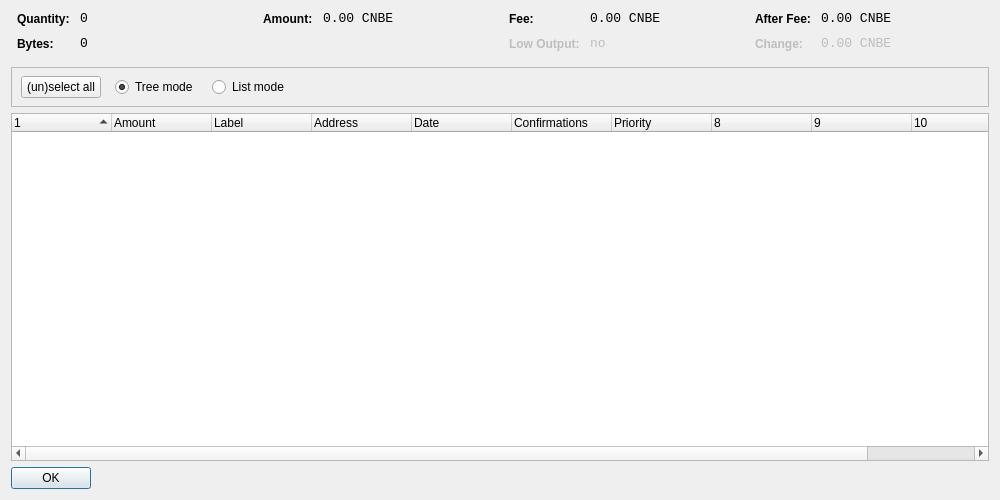
First picture: the form in src/qt/forms/coincontroldialog.ui, repository coin-be/core, before the edit.
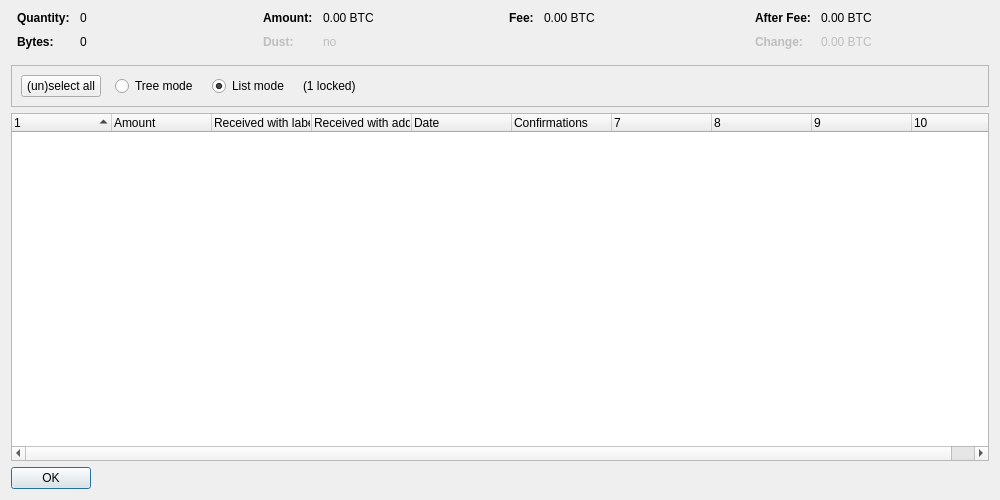
Second picture: the form after the edit. Custom widgets are drawn as their Qt base class.

Commit message: Rebase coin to new version

The edit to the form file:
```diff
--- a/src/qt/forms/coincontroldialog.ui
+++ b/src/qt/forms/coincontroldialog.ui
@@ -38,8 +38,11 @@
        </property>
        <item row="0" column="0">
         <widget class="QLabel" name="labelCoinControlQuantityText">
-         <property name="styleSheet">
-          <string notr="true">font-weight:bold;</string>
+         <property name="font">
+          <font>
+           <weight>75</weight>
+           <bold>true</bold>
+          </font>
          </property>
          <property name="text">
           <string>Quantity:</string>
@@ -48,12 +51,6 @@
        </item>
        <item row="0" column="1">
         <widget class="QLabel" name="labelCoinControlQuantity">
-         <property name="font">
-          <font>
-           <family>Monospace</family>
-           <pointsize>10</pointsize>
-          </font>
-         </property>
          <property name="cursor">
           <cursorShape>IBeamCursor</cursorShape>
          </property>
@@ -70,8 +67,11 @@
        </item>
        <item row="1" column="0">
         <widget class="QLabel" name="labelCoinControlBytesText">
-         <property name="styleSheet">
-          <string notr="true">font-weight:bold;</string>
+         <property name="font">
+          <font>
+           <weight>75</weight>
+           <bold>true</bold>
+          </font>
          </property>
          <property name="text">
           <string>Bytes:</string>
@@ -80,12 +80,6 @@
        </item>
        <item row="1" column="1">
         <widget class="QLabel" name="labelCoinControlBytes">
-         <property name="font">
-          <font>
-           <family>Monospace</family>
-           <pointsize>10</pointsize>
-          </font>
-         </property>
          <property name="cursor">
           <cursorShape>IBeamCursor</cursorShape>
          </property>
@@ -118,8 +112,11 @@
        </property>
        <item row="0" column="0">
         <widget class="QLabel" name="labelCoinControlAmountText">
-         <property name="styleSheet">
-          <string notr="true">font-weight:bold;</string>
+         <property name="font">
+          <font>
+           <weight>75</weight>
+           <bold>true</bold>
+          </font>
          </property>
          <property name="text">
           <string>Amount:</string>
@@ -128,12 +125,41 @@
        </item>
        <item row="0" column="1">
         <widget class="QLabel" name="labelCoinControlAmount">
+         <property name="cursor">
+          <cursorShape>IBeamCursor</cursorShape>
+         </property>
+         <property name="contextMenuPolicy">
+          <enum>Qt::ActionsContextMenu</enum>
+         </property>
+         <property name="text">
+          <string notr="true">0.00 BTC</string>
+         </property>
+         <property name="textInteractionFlags">
+          <set>Qt::LinksAccessibleByMouse|Qt::TextSelectableByKeyboard|Qt::TextSelectableByMouse</set>
+         </property>
+        </widget>
+       </item>
+       <item row="1" column="0">
+        <widget class="QLabel" name="labelCoinControlLowOutputText">
+         <property name="enabled">
+          <bool>false</bool>
+         </property>
          <property name="font">
           <font>
-           <family>Monospace</family>
-           <pointsize>10</pointsize>
+           <weight>75</weight>
+           <bold>true</bold>
           </font>
          </property>
+         <property name="text">
+          <string>Dust:</string>
+         </property>
+        </widget>
+       </item>
+       <item row="1" column="1">
+        <widget class="QLabel" name="labelCoinControlLowOutput">
+         <property name="enabled">
+          <bool>false</bool>
+         </property>
          <property name="cursor">
           <cursorShape>IBeamCursor</cursorShape>
          </property>
@@ -141,7 +167,7 @@
           <enum>Qt::ActionsContextMenu</enum>
          </property>
          <property name="text">
-          <string notr="true">0.00 CNBE</string>
+          <string notr="true">no</string>
          </property>
          <property name="textInteractionFlags">
           <set>Qt::LinksAccessibleByMouse|Qt::TextSelectableByKeyboard|Qt::TextSelectableByMouse</set>
@@ -166,8 +192,11 @@
        </property>
        <item row="0" column="0">
         <widget class="QLabel" name="labelCoinControlFeeText">
-         <property name="styleSheet">
-          <string notr="true">font-weight:bold;</string>
+         <property name="font">
+          <font>
+           <weight>75</weight>
+           <bold>true</bold>
+          </font>
          </property>
          <property name="text">
           <string>Fee:</string>
@@ -176,12 +205,6 @@
        </item>
        <item row="0" column="1">
         <widget class="QLabel" name="labelCoinControlFee">
-         <property name="font">
-          <font>
-           <family>Monospace</family>
-           <pointsize>10</pointsize>
-          </font>
-         </property>
          <property name="cursor">
           <cursorShape>IBeamCursor</cursorShape>
          </property>
@@ -189,45 +212,7 @@
           <enum>Qt::ActionsContextMenu</enum>
          </property>
          <property name="text">
-          <string notr="true">0.00 CNBE</string>
-         </property>
-         <property name="textInteractionFlags">
-          <set>Qt::LinksAccessibleByMouse|Qt::TextSelectableByKeyboard|Qt::TextSelectableByMouse</set>
-         </property>
-        </widget>
-       </item>
-       <item row="1" column="0">
-        <widget class="QLabel" name="labelCoinControlLowOutputText">
-         <property name="enabled">
-          <bool>false</bool>
-         </property>
-         <property name="styleSheet">
-          <string notr="true">font-weight:bold;</string>
-         </property>
-         <property name="text">
-          <string>Low Output:</string>
-         </property>
-        </widget>
-       </item>
-       <item row="1" column="1">
-        <widget class="QLabel" name="labelCoinControlLowOutput">
-         <property name="enabled">
-          <bool>false</bool>
-         </property>
-         <property name="font">
-          <font>
-           <family>Monospace</family>
-           <pointsize>10</pointsize>
-          </font>
-         </property>
-         <property name="cursor">
-          <cursorShape>IBeamCursor</cursorShape>
-         </property>
-         <property name="contextMenuPolicy">
-          <enum>Qt::ActionsContextMenu</enum>
-         </property>
-         <property name="text">
-          <string notr="true">no</string>
+          <string notr="true">0.00 BTC</string>
          </property>
          <property name="textInteractionFlags">
           <set>Qt::LinksAccessibleByMouse|Qt::TextSelectableByKeyboard|Qt::TextSelectableByMouse</set>
@@ -252,8 +237,11 @@
        </property>
        <item row="0" column="0">
         <widget class="QLabel" name="labelCoinControlAfterFeeText">
-         <property name="styleSheet">
-          <string notr="true">font-weight:bold;</string>
+         <property name="font">
+          <font>
+           <weight>75</weight>
+           <bold>true</bold>
+          </font>
          </property>
          <property name="text">
           <string>After Fee:</string>
@@ -262,12 +250,6 @@
        </item>
        <item row="0" column="1">
         <widget class="QLabel" name="labelCoinControlAfterFee">
-         <property name="font">
-          <font>
-           <family>Monospace</family>
-           <pointsize>10</pointsize>
-          </font>
-         </property>
          <property name="cursor">
           <cursorShape>IBeamCursor</cursorShape>
          </property>
@@ -275,7 +257,7 @@
           <enum>Qt::ActionsContextMenu</enum>
          </property>
          <property name="text">
-          <string notr="true">0.00 CNBE</string>
+          <string notr="true">0.00 BTC</string>
          </property>
          <property name="textInteractionFlags">
           <set>Qt::LinksAccessibleByMouse|Qt::TextSelectableByKeyboard|Qt::TextSelectableByMouse</set>
@@ -287,8 +269,11 @@
          <property name="enabled">
           <bool>false</bool>
          </property>
-         <property name="styleSheet">
-          <string notr="true">font-weight:bold;</string>
+         <property name="font">
+          <font>
+           <weight>75</weight>
+           <bold>true</bold>
+          </font>
          </property>
          <property name="text">
           <string>Change:</string>
@@ -300,12 +285,6 @@
          <property name="enabled">
           <bool>false</bool>
          </property>
-         <property name="font">
-          <font>
-           <family>Monospace</family>
-           <pointsize>10</pointsize>
-          </font>
-         </property>
          <property name="cursor">
           <cursorShape>IBeamCursor</cursorShape>
          </property>
@@ -313,7 +292,7 @@
           <enum>Qt::ActionsContextMenu</enum>
          </property>
          <property name="text">
-          <string notr="true">0.00 CNBE</string>
+          <string notr="true">0.00 BTC</string>
          </property>
          <property name="textInteractionFlags">
           <set>Qt::LinksAccessibleByMouse|Qt::TextSelectableByKeyboard|Qt::TextSelectableByMouse</set>
@@ -338,15 +317,8 @@
      <property name="frameShadow">
       <enum>QFrame::Sunken</enum>
      </property>
-     <widget class="QWidget" name="horizontalLayoutWidget">
-      <property name="geometry">
-       <rect>
-        <x>10</x>
-        <y>0</y>
-        <width>781</width>
-        <height>41</height>
-       </rect>
-      </property>
+     <layout class="QHBoxLayout" name="horizontalLayout">
+      <item>
       <layout class="QHBoxLayout" name="horizontalLayoutPanel" stretch="0,0,0,0,0">
        <property name="spacing">
         <number>14</number>
@@ -362,6 +334,9 @@
          <property name="text">
           <string>(un)select all</string>
          </property>
+          <property name="autoDefault">
+           <bool>false</bool>
+          </property>
         </widget>
        </item>
        <item>
@@ -375,9 +350,6 @@
          <property name="text">
           <string>Tree mode</string>
          </property>
-         <property name="checked">
-          <bool>true</bool>
-         </property>
         </widget>
        </item>
        <item>
@@ -391,6 +363,16 @@
          <property name="text">
           <string>List mode</string>
          </property>
+          <property name="checked">
+           <bool>true</bool>
+          </property>
+         </widget>
+        </item>
+        <item>
+         <widget class="QLabel" name="labelLocked">
+          <property name="text">
+           <string notr="true">(1 locked)</string>
+          </property>
         </widget>
        </item>
        <item>
@@ -407,7 +389,8 @@
         </spacer>
        </item>
       </layout>
-     </widget>
+      </item>
+     </layout>
     </widget>
    </item>
    <item>
@@ -419,7 +402,7 @@
       <bool>false</bool>
      </property>
      <property name="columnCount">
-      <number>11</number>
+      <number>10</number>
      </property>
      <attribute name="headerShowSortIndicator" stdset="0">
       <bool>true</bool>
@@ -439,12 +422,12 @@
      </column>
      <column>
       <property name="text">
-       <string>Label</string>
+       <string>Received with label</string>
       </property>
      </column>
      <column>
       <property name="text">
-       <string>Address</string>
+       <string>Received with address</string>
       </property>
      </column>
      <column>
@@ -460,11 +443,6 @@
        <string>Confirmed</string>
       </property>
      </column>
-     <column>
-      <property name="text">
-       <string>Priority</string>
-      </property>
-     </column>
      <column>
       <property name="text">
        <string/>
```
Left out of the diff: 2 changed lines with no effect on the pictures. Lines whose indentation alone changed are shown as unchanged. The commit also changes 1477 other files.
